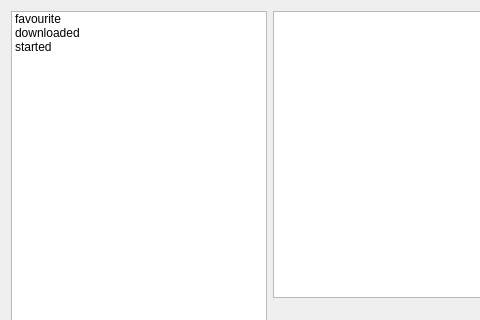
First picture: the form in widgets/torrentwidget.ui, repository commmrade/TorrentClient, before the edit; both pictures show x 0 to 480 and y 0 to 320 of the 1239 by 742 pixel window.
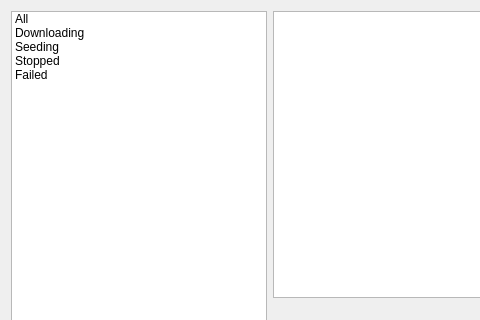
Second picture: the form after the edit. Custom widgets are drawn as their Qt base class.

```diff
--- a/widgets/torrentwidget.ui
+++ b/widgets/torrentwidget.ui
@@ -24,17 +24,27 @@
      </property>
      <item>
       <property name="text">
-       <string>favourite</string>
+       <string>All</string>
       </property>
      </item>
      <item>
       <property name="text">
-       <string>downloaded</string>
+       <string>Downloading</string>
       </property>
      </item>
      <item>
       <property name="text">
-       <string>started</string>
+       <string>Seeding</string>
+      </property>
+     </item>
+     <item>
+      <property name="text">
+       <string>Stopped</string>
+      </property>
+     </item>
+     <item>
+      <property name="text">
+       <string>Failed</string>
       </property>
      </item>
     </widget>
```
Left out of the diff: 4 changed lines with no effect on the pictures.
